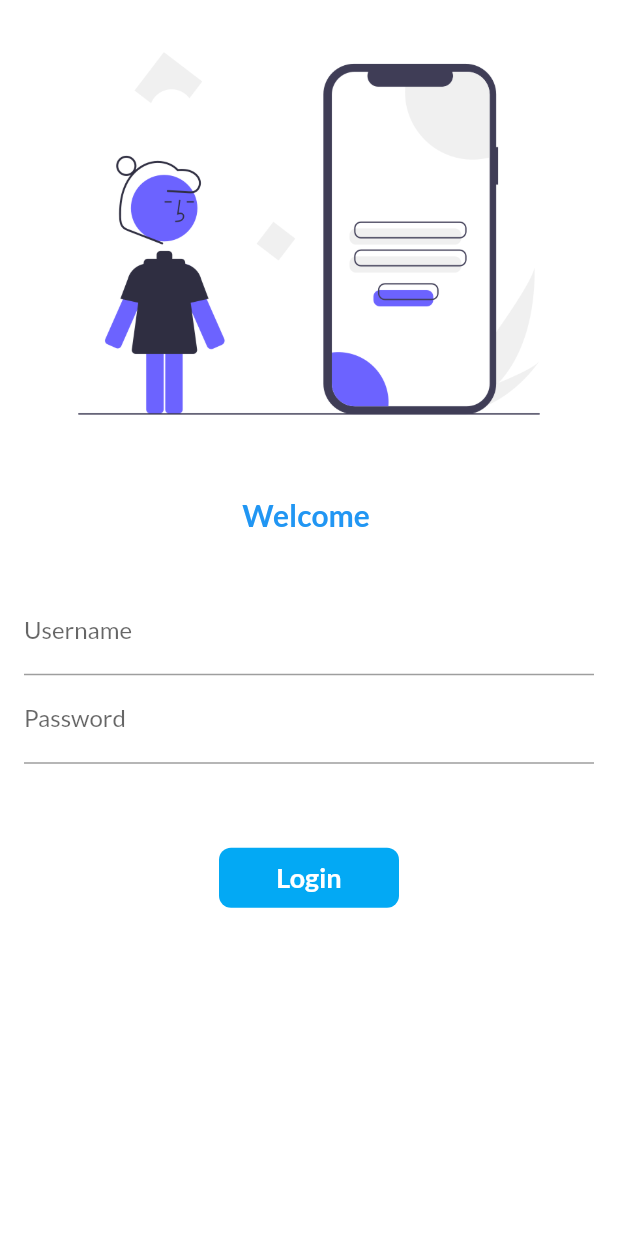
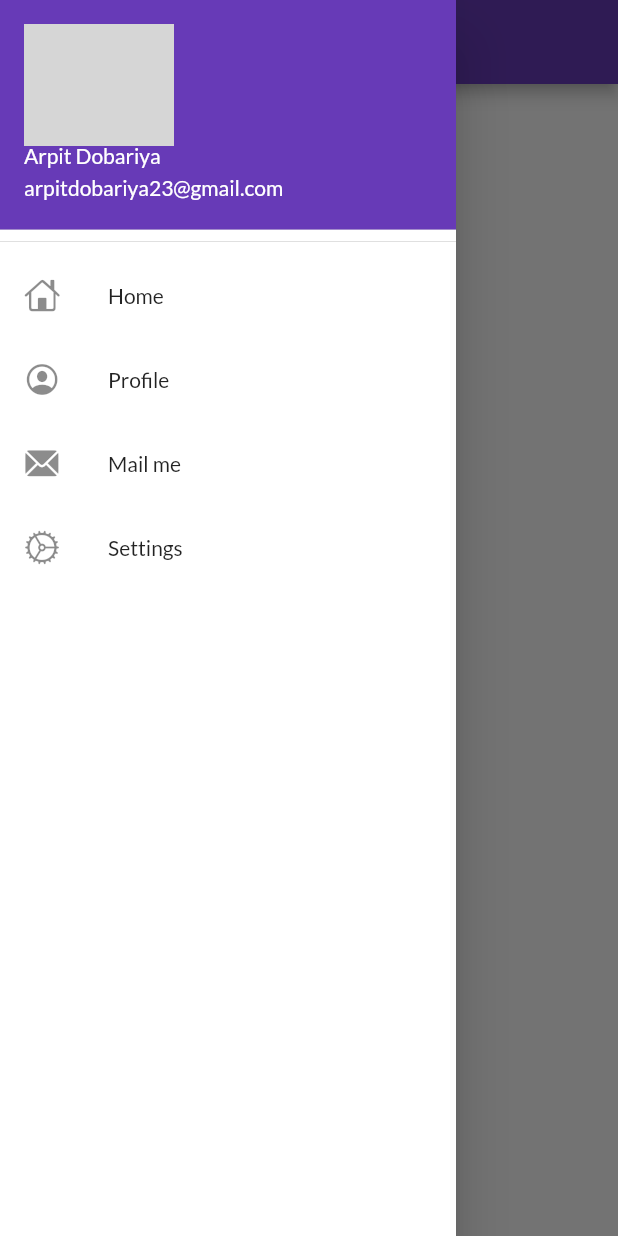
Before and after one commit to arpitdobariya/Flutter, a Flutter app: the screen it shows after launch, with the side drawer open (before the commit the screen has no drawer), on a phone screen of 412 x 824 dp. Run offline on Flutter 3.47's test engine with Material 2 defaults, Android fonts, the phone set to English and light mode, and no system bars; our stand-ins replace google_fonts; network calls fail; grey boxes are pictures that could not be loaded.

Commit message:
Day 8 completed

```diff
--- a/lib/main.dart
+++ b/lib/main.dart
@@ -22,7 +22,8 @@ class MyApp extends StatelessWidget {
       darkTheme: ThemeData(
         brightness: Brightness.dark,
       ),
-      initialRoute: "/",
+      initialRoute: "/home",
+      debugShowCheckedModeBanner: false,
       routes: {
         "/": (context) => LoginPage(),
         MyRoute.homeRoute: (context) => HomePage(),
--- a/lib/pages/home_page.dart
+++ b/lib/pages/home_page.dart
@@ -1,4 +1,5 @@
 import 'package:flutter/material.dart';
+import 'package:flutter_application_1/widgets/drawer.dart';
 
 class HomePage extends StatelessWidget {
   @override
@@ -12,7 +13,7 @@ class HomePage extends StatelessWidget {
           child: Text("Welcome to App!"),
         ),
       ),
-      drawer: Drawer(),
+      drawer: MyDrawer(),
     );
   }
 }
--- /dev/null
+++ b/lib/widgets/drawer.dart
@@ -0,0 +1,48 @@
+import 'package:flutter/cupertino.dart';
+import 'package:flutter/src/foundation/key.dart';
+import 'package:flutter/src/widgets/framework.dart';
+
+import 'package:flutter/material.dart';
+
+class MyDrawer extends StatelessWidget {
+  @override
+  Widget build(BuildContext context) {
+    return Drawer(
+      child: Container(
+        color: Colors.white,
+        child: ListView(
+          children: [
+            DrawerHeader(
+              padding: EdgeInsets.zero,
+              child: UserAccountsDrawerHeader(
+                accountName: Text("Arpit Dobariya"),
+                accountEmail: Text("arpitdobariya23@gmail.com"),
+                currentAccountPicture: CircleAvatar(
+                  backgroundImage: NetworkImage(
+                      "https://static.wikia.nocookie.net/villains/images/0/0b/Professor-Money-Heist-Wallpapers-16.jpg/revision/latest?cb=20200331163842"),
+                ),
+                currentAccountPictureSize: Size(100, 100),
+              ),
+            ),
+            ListTile(
+              leading: Icon(CupertinoIcons.home),
+              title: Text("Home"),
+            ),
+            ListTile(
+              leading: Icon(CupertinoIcons.profile_circled),
+              title: Text("Profile"),
+            ),
+            ListTile(
+              leading: Icon(CupertinoIcons.mail_solid),
+              title: Text("Mail me"),
+            ),
+            ListTile(
+              leading: Icon(CupertinoIcons.settings),
+              title: Text("Settings"),
+            ),
+          ],
+        ),
+      ),
+    );
+  }
+}
```
